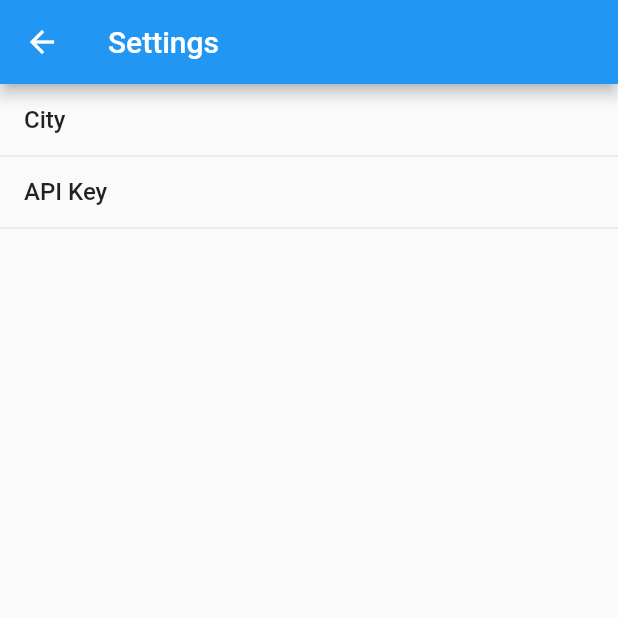
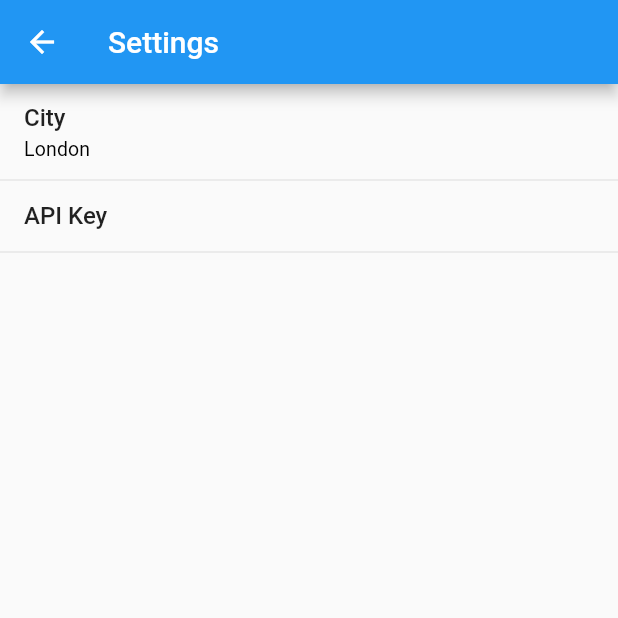
Before and after one commit to kirasok/weather_forecast, a Flutter app: the screen it shows after launch, after a tap on the "settings" icon, on a phone screen of 412 x 824 dp, the top half of it. Run offline on Flutter 3.47's test engine with Material 2 defaults, Android fonts, the light colour scheme and no system bars; drawn by our look-alikes of flutter_settings_screens.

Commit message:
Add initial value for city setting

```diff
--- a/lib/page/SettingsPage.dart
+++ b/lib/page/SettingsPage.dart
@@ -17,6 +17,7 @@ class _SettingsPageState extends State<SettingsPage> {
         TextInputSettingsTile(
           title: 'City',
           settingKey: 'city',
+          initialValue: 'London',
           borderColor: Theme.of(context).accentColor,
           errorColor: Theme.of(context).errorColor,
         ),
```
